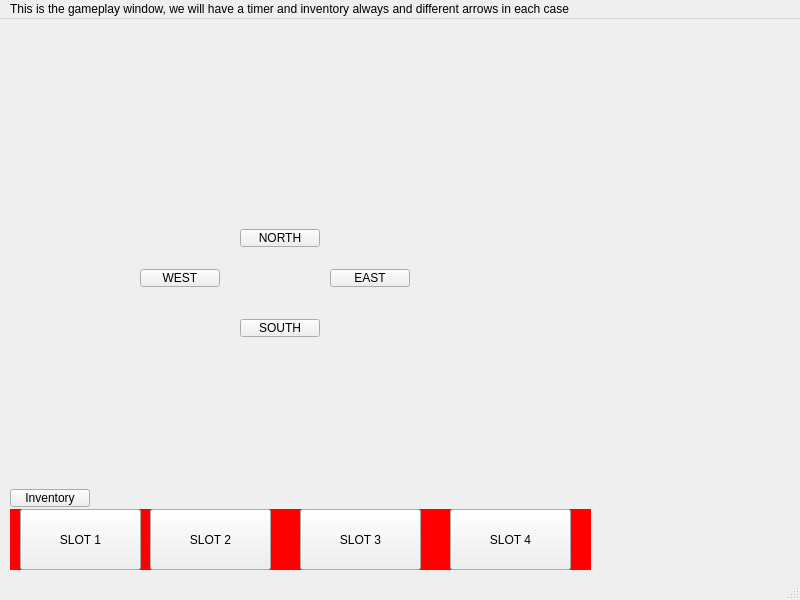
Old version of the form zork3/maingamewindow.ui in the repository jeancarson/GUIzork.
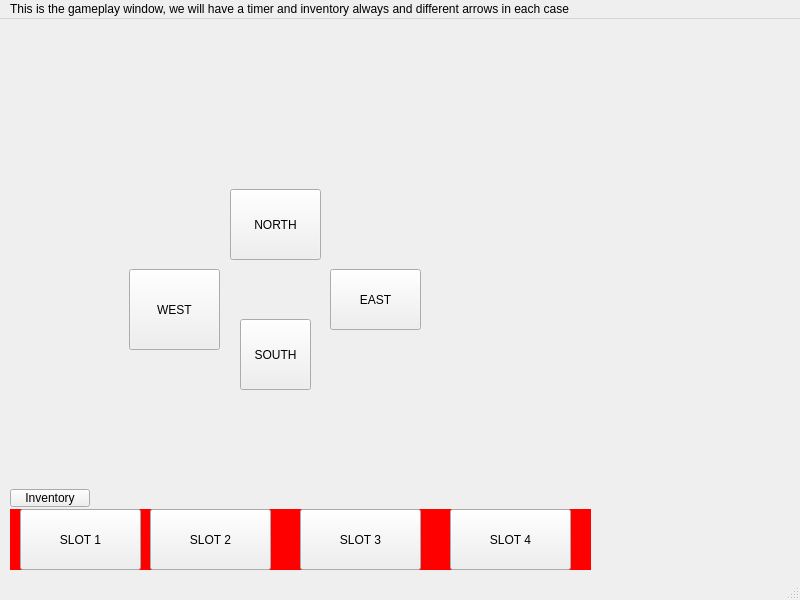
New version of the form.

```diff
--- a/zork3/maingamewindow.ui
+++ b/zork3/maingamewindow.ui
@@ -97,10 +97,10 @@
    <widget class="QPushButton" name="NORTH">
     <property name="geometry">
      <rect>
-      <x>240</x>
-      <y>210</y>
-      <width>80</width>
-      <height>18</height>
+      <x>230</x>
+      <y>170</y>
+      <width>91</width>
+      <height>71</height>
      </rect>
     </property>
     <property name="text">
@@ -110,10 +110,10 @@
    <widget class="QPushButton" name="WEST">
     <property name="geometry">
      <rect>
-      <x>140</x>
+      <x>129</x>
       <y>250</y>
-      <width>80</width>
-      <height>18</height>
+      <width>91</width>
+      <height>81</height>
      </rect>
     </property>
     <property name="text">
@@ -125,8 +125,8 @@
      <rect>
       <x>330</x>
       <y>250</y>
-      <width>80</width>
-      <height>18</height>
+      <width>91</width>
+      <height>61</height>
      </rect>
     </property>
     <property name="text">
@@ -138,8 +138,8 @@
      <rect>
       <x>240</x>
       <y>300</y>
-      <width>80</width>
-      <height>18</height>
+      <width>71</width>
+      <height>71</height>
      </rect>
     </property>
     <property name="text">
```
